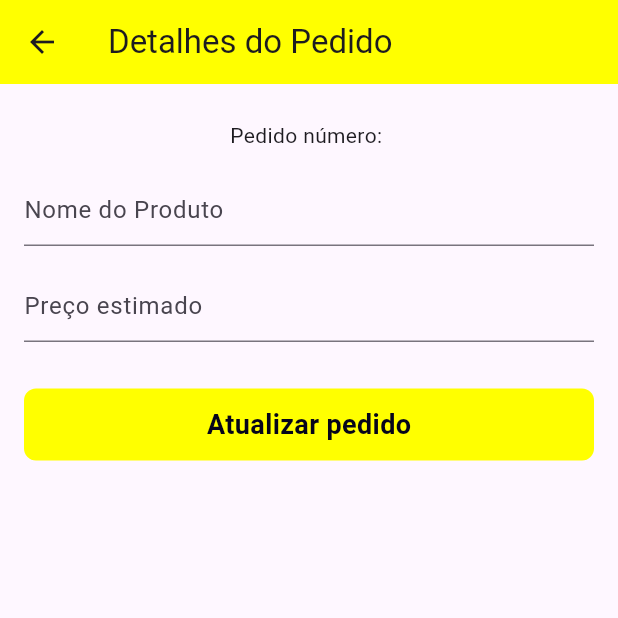
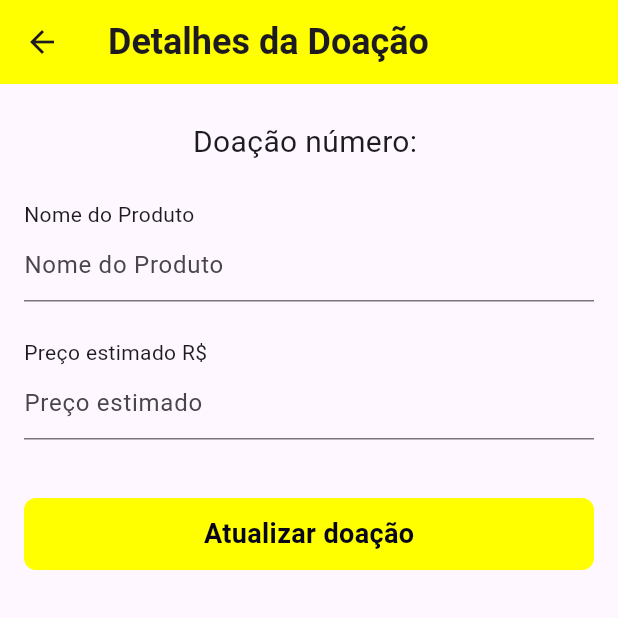
Before and after one commit to rafaelcloud83/app-doacao-leite, a Flutter app: the OrderDetailsScreen screen opened directly with empty values, on a phone screen of 412 x 824 dp, the top half of it. Run offline on Flutter 3.47's test engine with Material 3 defaults, Android fonts, the phone set to English and light mode, and no system bars; our stand-ins replace google_fonts, shared_preferences; accounts and stored records are empty; network calls fail.

Commit message:
refactor: melhorado a separação de pastas e arquivos e criado a tela de confirmar doação

```diff
--- a/lib/main.dart
+++ b/lib/main.dart
@@ -1,5 +1,5 @@
 import 'package:doacao_leite/provider/auth/auth_provider.dart';
-import 'package:doacao_leite/provider/order/add_order_provider.dart';
+import 'package:doacao_leite/provider/order/receiver/add_order_provider.dart';
 import 'package:doacao_leite/provider/order/update_order_provider.dart';
 import 'package:doacao_leite/provider/storage/storage_provider.dart';
 import 'package:doacao_leite/screens/splash/splash_screen.dart';
--- a/lib/models/order_response_model.dart
+++ b/lib/models/order/receiver/order_response_model.dart
@@ -1,7 +1,3 @@
-// To parse this JSON data, do
-//
-//     final orderResponseModel = orderResponseModelFromJson(jsonString);
-
 import 'dart:convert';
 
 OrderResponseModel orderResponseModelFromJson(String str) =>
--- a/lib/provider/auth/auth_provider.dart
+++ b/lib/provider/auth/auth_provider.dart
@@ -1,7 +1,7 @@
 import 'dart:convert';
 import 'dart:io';
 
-import 'package:doacao_leite/models/user_model.dart';
+import 'package:doacao_leite/models/user/user_model.dart';
 import 'package:doacao_leite/provider/storage/storage_provider.dart';
 import 'package:doacao_leite/utils/constants.dart';
 import 'package:flutter/material.dart';
--- a/lib/provider/order/add_order_provider.dart
+++ b/lib/provider/order/receiver/add_order_provider.dart
@@ -1,4 +1,4 @@
-import 'package:doacao_leite/models/order_create_model.dart';
+import 'package:doacao_leite/models/order/receiver/order_create_model.dart';
 import 'package:doacao_leite/provider/storage/storage_provider.dart';
 import 'package:doacao_leite/utils/constants.dart';
 import 'package:flutter/material.dart';
--- a/lib/provider/order/get_order_service.dart
+++ b/lib/provider/order/receiver/get_order_service.dart
@@ -1,6 +1,6 @@
 import 'dart:convert';
 
-import 'package:doacao_leite/models/order_response_model.dart';
+import 'package:doacao_leite/models/order/receiver/order_response_model.dart';
 import 'package:doacao_leite/provider/storage/storage_provider.dart';
 import 'package:doacao_leite/utils/constants.dart';
 import 'package:flutter/material.dart';
--- a/lib/screens/order/order_details_screen.dart
+++ b/lib/screens/order/receiver/order_details_screen.dart
@@ -1,6 +1,7 @@
 import 'package:doacao_leite/utils/colors.dart';
 import 'package:doacao_leite/widgets/button.dart';
 import 'package:flutter/material.dart';
+import 'package:flutter/widgets.dart';
 
 class OrderDetailsScreen extends StatefulWidget {
   const OrderDetailsScreen({
@@ -47,7 +48,10 @@ class _OrderDetailsScreenState extends State<OrderDetailsScreen> {
     return Scaffold(
       appBar: AppBar(
         backgroundColor: primaryColor,
-        title: const Text('Detalhes do Pedido'),
+        title: const Text(
+          'Detalhes da Doação',
+          style: TextStyle(fontSize: 24, fontWeight: FontWeight.bold),
+        ),
       ),
       body: CustomScrollView(
         slivers: [
@@ -58,15 +62,30 @@ class _OrderDetailsScreenState extends State<OrderDetailsScreen> {
                 children: [
                   //Text('Id do Recebedor: $userIdLogged'),
                   const SizedBox(height: 8),
-                  Text('Pedido número: $idOrder'),
-                  const SizedBox(height: 16),
+                  Text(
+                    'Doação número: $idOrder',
+                    style: const TextStyle(fontSize: 20),
+                  ),
+                  const SizedBox(height: 24),
+                  const Align(
+                    alignment: Alignment.centerLeft,
+                    child: Text(
+                      'Nome do Produto',
+                    ),
+                  ),
                   TextField(
                     controller: _productName,
                     decoration: const InputDecoration(
                       hintText: "Nome do Produto",
                     ),
                   ),
-                  const SizedBox(height: 16),
+                  const SizedBox(height: 24),
+                  const Align(
+                    alignment: Alignment.centerLeft,
+                    child: Text(
+                      'Preço estimado R\$',
+                    ),
+                  ),
                   TextField(
                     keyboardType: TextInputType.number,
                     controller: _estimatedPrice,
@@ -74,14 +93,14 @@ class _OrderDetailsScreenState extends State<OrderDetailsScreen> {
                       hintText: "Preço estimado",
                     ),
                   ),
-                  const SizedBox(height: 16),
+                  const SizedBox(height: 24),
                   customButton(
                     status: false,
                     tap: () {
                       //TODO: atualizar o pedido
                     },
                     context: context,
-                    text: 'Atualizar pedido',
+                    text: 'Atualizar doação',
                   )
                 ],
               ),
--- a/lib/screens/splash/splash_screen.dart
+++ b/lib/screens/splash/splash_screen.dart
@@ -1,7 +1,7 @@
 import 'package:doacao_leite/provider/storage/storage_provider.dart';
 import 'package:doacao_leite/screens/auth/login_screen.dart';
-import 'package:doacao_leite/screens/home/home_donor_screen.dart';
-import 'package:doacao_leite/screens/home/home_receiver_screen.dart';
+import 'package:doacao_leite/screens/order/donor/home_donor_screen.dart';
+import 'package:doacao_leite/screens/order/receiver/home_receiver_screen.dart';
 import 'package:doacao_leite/utils/routers.dart';
 import 'package:flutter/material.dart';
 import 'package:google_fonts/google_fonts.dart';
```
Also changed, not shown: lib/screens/auth/login_screen.dart (+8 -5 lines), lib/screens/auth/register_screen.dart (+11 -1 lines), lib/screens/order/local_widget/order_view_container.dart (deleted, +0 -65 lines), lib/screens/order/receiver/add_order_screen.dart (renamed from lib/screens/order/add_order_screen.dart, +13 -7 lines), lib/screens/order/receiver/home_receiver_screen.dart (renamed from lib/screens/home/home_receiver_screen.dart, +20 -17 lines), lib/screens/order/receiver/order_status_detail.dart (added, +91 -0 lines), lib/screens/order/receiver/order_view_container.dart (added, +89 -0 lines), lib/models/order/receiver/order_create_model.dart (renamed from lib/models/order_create_model.dart), lib/models/user/user_model.dart (renamed from lib/models/user_model.dart), lib/screens/order/donor/home_donor_screen.dart (renamed from lib/screens/home/home_donor_screen.dart).
